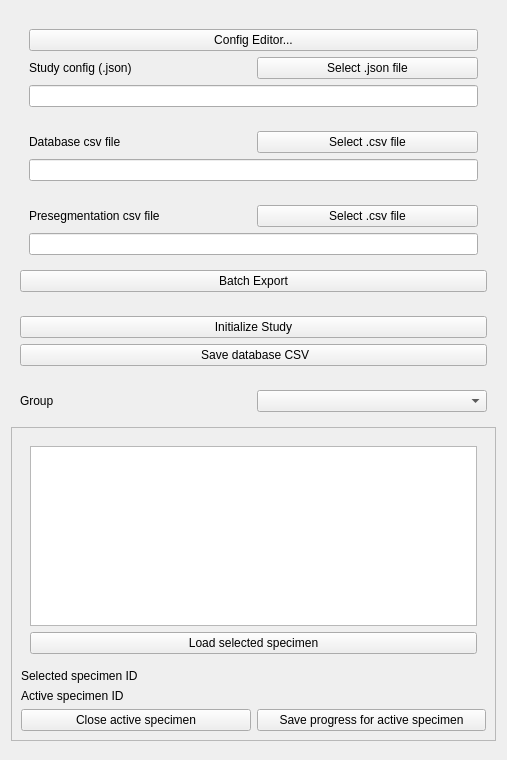
Above: GenericSpecimenManager/Resources/UI/GenericSpecimenManager.ui from dfajtai/GenericSpecimenManager before the change. Below: the same form after it.
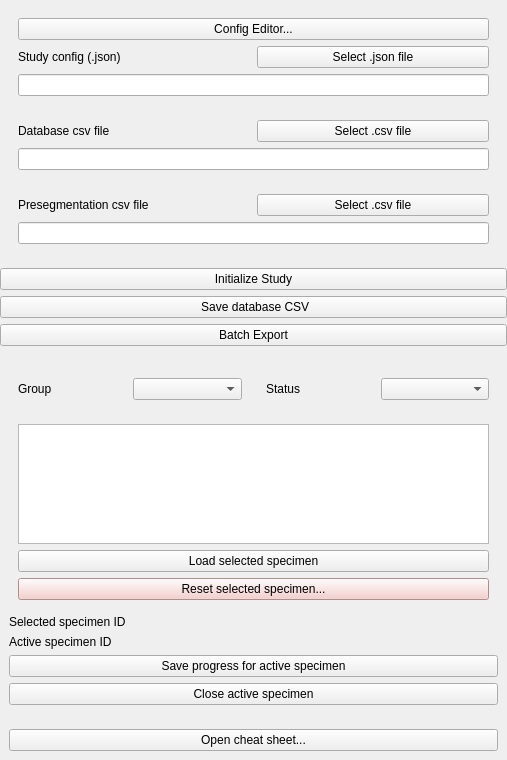
That is the form after the change. Custom widgets are drawn as their Qt base class.

Commit message: Rework batch export tab, markups rename, main GUI

What changed in the file:
```diff
--- a/GenericSpecimenManager/Resources/UI/GenericSpecimenManager.ui
+++ b/GenericSpecimenManager/Resources/UI/GenericSpecimenManager.ui
@@ -11,36 +11,55 @@
    </rect>
   </property>
   <layout class="QVBoxLayout" name="verticalLayout">
+   <property name="leftMargin">
+    <number>0</number>
+   </property>
+   <property name="topMargin">
+    <number>0</number>
+   </property>
+   <property name="rightMargin">
+    <number>0</number>
+   </property>
+   <property name="bottomMargin">
+    <number>0</number>
+   </property>
    <item>
     <widget class="ctkCollapsibleButton" name="studySettingsCollapsibleButton" native="true">
+     <property name="toolTip" stdset="0">
+      <string>Config file and database/preseg CSV paths - normally taken from the config; collapsed by default.</string>
+     </property>
      <property name="text" stdset="0">
-      <string>Study settings</string>
+      <string>Advanced Study Settings</string>
      </property>
      <property name="collapsed" stdset="0">
       <bool>true</bool>
      </property>
-     <property name="collapsedHeight" stdset="0">
-      <number>0</number>
-     </property>
-     <property name="flat" stdset="0">
-      <bool>true</bool>
-     </property>
      <layout class="QVBoxLayout" name="verticalLayout_4">
       <item>
        <widget class="QWidget" name="widget_0" native="true">
         <layout class="QGridLayout" name="gridLayout_0">
          <item row="1" column="0">
           <widget class="QLabel" name="lblConfig">
+           <property name="toolTip">
+            <string>The study's config.json - describes images, segments, landmarks, batch export, etc.</string>
+           </property>
            <property name="text">
             <string>Study config (.json)</string>
            </property>
           </widget>
          </item>
          <item row="2" column="0" colspan="2">
-          <widget class="QLineEdit" name="tbConfigPath"/>
+          <widget class="QLineEdit" name="tbConfigPath">
+           <property name="toolTip">
+            <string>Path to the active config.json. Red/yellow/green border shows whether it's missing, a folder, or a valid file.</string>
+           </property>
+          </widget>
          </item>
          <item row="1" column="1">
           <widget class="QPushButton" name="btnSelectConfig">
+           <property name="toolTip">
+            <string>Browse for a config.json and load it immediately.</string>
+           </property>
            <property name="text">
             <string>Select .json file</string>
            </property>
@@ -48,6 +67,9 @@
          </item>
          <item row="0" column="0" colspan="2">
           <widget class="QPushButton" name="btnConfigEditor">
+           <property name="toolTip">
+            <string>Build/edit config.json without hand-writing JSON - opens pre-loaded with the config above, if any.</string>
+           </property>
            <property name="text">
             <string>Config Editor...</string>
            </property>
@@ -71,6 +93,9 @@
          </item>
          <item row="0" column="1">
           <widget class="QPushButton" name="btnSelectDB">
+           <property name="toolTip">
+            <string>Browse for a different Database CSV, overriding the config's own database_csv_path.</string>
+           </property>
            <property name="text">
             <string>Select .csv file</string>
            </property>
@@ -101,6 +126,9 @@
          </item>
          <item row="0" column="1">
           <widget class="QPushButton" name="btnSelectPreseg">
+           <property name="toolTip">
+            <string>Browse for a different Preseg CSV, overriding the config's own preseg_csv_path.</string>
+           </property>
            <property name="text">
             <string>Select .csv file</string>
            </property>
@@ -116,98 +144,183 @@
         </layout>
        </widget>
       </item>
-      <item>
-       <widget class="QPushButton" name="btnBatchExport">
-        <property name="toolTip">
-         <string>Runs cfg.batch_export against every 'done' specimen: exports segments/markups to files and/or computes custom per-segment statistics into one combined CSV, depending on what's enabled in the Config Editor's General tab.</string>
-        </property>
-        <property name="text">
-         <string>Batch Export</string>
-        </property>
-       </widget>
-      </item>
      </layout>
     </widget>
    </item>
    <item>
-    <widget class="QWidget" name="gbBase" native="true">
-     <property name="enabled">
-      <bool>true</bool>
+    <widget class="QWidget" name="wStudyActions" native="true">
+     <layout class="QVBoxLayout" name="verticalLayout_actions">
+      <property name="leftMargin">
+       <number>0</number>
+      </property>
+      <property name="topMargin">
+       <number>0</number>
+      </property>
+      <property name="rightMargin">
+       <number>0</number>
+      </property>
+      <property name="bottomMargin">
+       <number>8</number>
+      </property>
+   <item>
+    <widget class="QPushButton" name="btnInitializeStudy">
+     <property name="toolTip">
+      <string>Load the config + CSVs and build the specimen list. Required before anything else below works.</string>
      </property>
-     <layout class="QGridLayout" name="gridLayout_3">
-      <item row="0" column="0" colspan="2">
-       <widget class="QPushButton" name="btnInitializeStudy">
-        <property name="text">
-         <string>Initialize Study</string>
-        </property>
-       </widget>
-      </item>
-      <item row="1" column="0" colspan="2">
+     <property name="text">
+      <string>Initialize Study</string>
+     </property>
+    </widget>
+   </item>
+      <item>
        <widget class="QPushButton" name="btnSaveDB">
+        <property name="toolTip">
+         <string>Write the live database table (including any status edits) back to its CSV file.</string>
+        </property>
         <property name="text">
          <string> Save database CSV</string>
         </property>
        </widget>
       </item>
-     </layout>
-    </widget>
-   </item>
-   <item>
-    <widget class="QWidget" name="wGroupByKey" native="true">
-     <layout class="QHBoxLayout" name="horizontalLayout_batch">
       <item>
-       <widget class="QLabel" name="lblGroupByKey">
+       <widget class="QPushButton" name="btnBatchExport">
+        <property name="toolTip">
+         <string>Runs cfg.batch_export against every 'finished' specimen: exports segments/markups to files and/or computes custom per-segment statistics into one combined CSV, depending on what's enabled in the Config Editor's General tab.</string>
+        </property>
         <property name="text">
-         <string>Group</string>
+         <string>Batch Export</string>
         </property>
        </widget>
       </item>
-      <item>
-       <widget class="QComboBox" name="cmbGroupByKey"/>
-      </item>
      </layout>
     </widget>
    </item>
    <item>
-    <widget class="QFrame" name="wOps">
-     <property name="frameShape">
-      <enum>QFrame::StyledPanel</enum>
-     </property>
-     <property name="frameShadow">
-      <enum>QFrame::Raised</enum>
+    <widget class="ctkCollapsibleButton" name="wOps" native="true">
+     <property name="text" stdset="0">
+      <string>Specimen browser</string>
      </property>
      <layout class="QGridLayout" name="gridLayout_4">
       <item row="0" column="0" colspan="2">
+       <widget class="QWidget" name="wFilters" native="true">
+        <layout class="QHBoxLayout" name="horizontalLayout_filters">
+         <property name="leftMargin">
+          <number>0</number>
+         </property>
+         <property name="topMargin">
+          <number>0</number>
+         </property>
+         <property name="rightMargin">
+          <number>0</number>
+         </property>
+         <property name="bottomMargin">
+          <number>0</number>
+         </property>
+         <item>
+          <widget class="QWidget" name="wGroupByKey" native="true">
+           <layout class="QHBoxLayout" name="horizontalLayout_batch">
+            <item>
+             <widget class="QLabel" name="lblGroupByKey">
+              <property name="toolTip">
+               <string>Filter the specimen table by group_by_key.column. Viewing convenience only - has no effect on Batch Export.</string>
+              </property>
+              <property name="text">
+               <string>Group</string>
+              </property>
+             </widget>
+            </item>
+            <item>
+             <widget class="QComboBox" name="cmbGroupByKey">
+              <property name="toolTip">
+               <string>'(all)' shows every specimen; picking a value filters the table to just that group.</string>
+              </property>
+             </widget>
+            </item>
+           </layout>
+          </widget>
+         </item>
+         <item>
+          <widget class="QWidget" name="wStatusFilter" native="true">
+           <layout class="QHBoxLayout" name="horizontalLayout_statusFilter">
+            <item>
+             <widget class="QLabel" name="lblStatusFilter">
+              <property name="toolTip">
+               <string>Filter the specimen table by status. Viewing convenience only - has no effect on Batch Export (which always processes 'finished' specimens).</string>
+              </property>
+              <property name="text">
+               <string>Status</string>
+              </property>
+             </widget>
+            </item>
+            <item>
+             <widget class="ctkCheckableComboBox" name="cmbStatusFilter">
+              <property name="toolTip">
+               <string>Tick the statuses to show. All ticked = no filtering.</string>
+              </property>
+             </widget>
+            </item>
+           </layout>
+          </widget>
+         </item>
+        </layout>
+       </widget>
+      </item>
+      <item row="1" column="0" colspan="2">
        <widget class="QWidget" name="widget_3" native="true">
         <layout class="QVBoxLayout" name="verticalLayout_2">
          <item>
           <widget class="QTableWidget" name="tblSpecimens">
+           <property name="toolTip">
+            <string>One row per specimen. Click a row to select it, then Load - or set its status with the dropdown.</string>
+           </property>
            <property name="sizeAdjustPolicy">
             <enum>QAbstractScrollArea::AdjustIgnored</enum>
            </property>
            <property name="selectionMode">
             <enum>QAbstractItemView::SingleSelection</enum>
            </property>
+           <property name="selectionBehavior">
+            <enum>QAbstractItemView::SelectRows</enum>
+           </property>
           </widget>
          </item>
          <item>
           <widget class="QPushButton" name="btnLoadSelected">
+           <property name="toolTip">
+            <string>Load the specimen selected in the table above into the scene.</string>
+           </property>
            <property name="text">
             <string>Load selected specimen</string>
            </property>
           </widget>
          </item>
+         <item>
+          <widget class="QPushButton" name="btnResetSelectedSpecimen">
+           <property name="toolTip">
+            <string>Reset the selected specimen (no need to load it): DELETES its saved segmentation and markups files from disk and sets its status back to 'untouched'. Asks for confirmation. Cannot be undone.</string>
+           </property>
+           <property name="styleSheet">
+            <string notr="true">QPushButton { background-color: #f4c7c3; color: black; } QPushButton:disabled { background-color: #ebe3e2; color: #888888; }</string>
+           </property>
+           <property name="text">
+            <string>Reset selected specimen...</string>
+           </property>
+          </widget>
+         </item>
         </layout>
        </widget>
       </item>
-      <item row="1" column="0">
+      <item row="2" column="0">
        <widget class="QLabel" name="label_2">
+        <property name="toolTip">
+         <string>The specimen currently highlighted in the table - not necessarily loaded yet.</string>
+        </property>
         <property name="text">
          <string>Selected specimen ID</string>
         </property>
        </widget>
       </item>
-      <item row="1" column="1">
+      <item row="2" column="1">
        <widget class="QLabel" name="lblSelectedSpecimen">
         <property name="font">
          <font>
@@ -220,27 +333,30 @@
         </property>
        </widget>
       </item>
-      <item row="2" column="0">
-       <spacer name="verticalSpacer_3">
-        <property name="orientation">
-         <enum>Qt::Vertical</enum>
-        </property>
-        <property name="sizeHint" stdset="0">
-         <size>
-          <width>20</width>
-          <height>10</height>
-         </size>
-        </property>
-       </spacer>
-      </item>
       <item row="3" column="0">
+       <spacer name="verticalSpacer_3">
+        <property name="orientation">
+         <enum>Qt::Vertical</enum>
+        </property>
+        <property name="sizeHint" stdset="0">
+         <size>
+          <width>20</width>
+          <height>10</height>
+         </size>
+        </property>
+       </spacer>
+      </item>
+      <item row="4" column="0">
        <widget class="QLabel" name="label">
+        <property name="toolTip">
+         <string>The specimen actually loaded into the scene right now, if any.</string>
+        </property>
         <property name="text">
          <string>Active specimen ID</string>
         </property>
        </widget>
       </item>
-      <item row="3" column="1">
+      <item row="4" column="1">
        <widget class="QLabel" name="lblActiveSpecimen">
         <property name="font">
          <font>
@@ -253,33 +369,64 @@
         </property>
        </widget>
       </item>
-      <item row="4" column="0">
-       <spacer name="verticalSpacer_2">
-        <property name="orientation">
-         <enum>Qt::Vertical</enum>
-        </property>
-        <property name="sizeHint" stdset="0">
-         <size>
-          <width>20</width>
-          <height>10</height>
-         </size>
-        </property>
-       </spacer>
-      </item>
       <item row="5" column="0">
-       <widget class="QPushButton" name="btnCloseActiveSpecimen">
-        <property name="text">
-         <string>Close active specimen</string>
+       <spacer name="verticalSpacer_2">
+        <property name="orientation">
+         <enum>Qt::Vertical</enum>
         </property>
-       </widget>
+        <property name="sizeHint" stdset="0">
+         <size>
+          <width>20</width>
+          <height>10</height>
+         </size>
+        </property>
+       </spacer>
       </item>
-      <item row="5" column="1">
+      <item row="6" column="0" colspan="2">
        <widget class="QPushButton" name="btnSaveActiveSpecimen">
+        <property name="toolTip">
+         <string>Write the active specimen's segmentation/markups (and any changed images) to disk now.</string>
+        </property>
         <property name="text">
          <string>Save progress for active specimen</string>
         </property>
        </widget>
       </item>
+      <item row="7" column="0" colspan="2">
+       <widget class="QPushButton" name="btnCloseActiveSpecimen">
+        <property name="toolTip">
+         <string>Never saves the specimen's own segmentation/markups - use Save progress first if you want to keep unsaved work. Offers to mark it 'to review' or 'finished' in the database table on the way out.</string>
+        </property>
+        <property name="text">
+         <string>Close active specimen</string>
+        </property>
+       </widget>
+      </item>
+     </layout>
+    </widget>
+   </item>
+   <item>
+    <widget class="ctkCollapsibleButton" name="helpCollapsibleButton" native="true">
+     <property name="toolTip" stdset="0">
+      <string>Module help.</string>
+     </property>
+     <property name="text" stdset="0">
+      <string>Help</string>
+     </property>
+     <property name="collapsed" stdset="0">
+      <bool>true</bool>
+     </property>
+     <layout class="QVBoxLayout" name="verticalLayout_help">
+      <item>
+       <widget class="QPushButton" name="btnModuleHelp">
+        <property name="toolTip">
+         <string>Open the module cheat sheet: workflow, specimen table, status, reset, batch export. Has a section jump and a search bar.</string>
+        </property>
+        <property name="text">
+         <string>Open cheat sheet...</string>
+        </property>
+       </widget>
+      </item>
      </layout>
     </widget>
    </item>
@@ -311,6 +458,11 @@
    <header>qMRMLWidget.h</header>
    <container>1</container>
   </customwidget>
+  <customwidget>
+   <class>ctkCheckableComboBox</class>
+   <extends>QComboBox</extends>
+   <header>ctkCheckableComboBox.h</header>
+  </customwidget>
  </customwidgets>
  <resources/>
  <connections/>
```
The commit also changes 20 other files.
